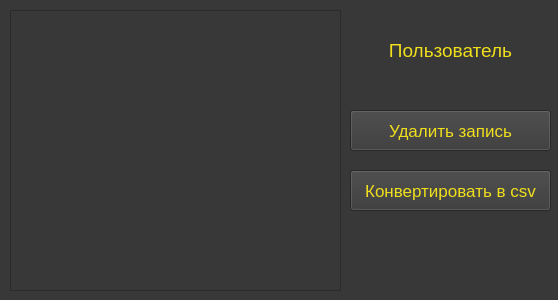
Above: recordings_window.ui from Dzhuks/typing_test before the change. Below: the same form after it.
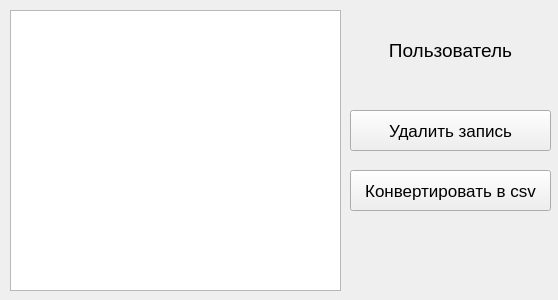
That is the form after the change.

Diff of the .ui file:
```diff
--- a/recordings_window.ui
+++ b/recordings_window.ui
@@ -14,8 +14,7 @@
    <string>Form</string>
   </property>
   <property name="styleSheet">
-   <string notr="true">background-color: rgb(56, 56, 56);
-color: rgb(240, 223, 28);</string>
+   <string notr="true"/>
   </property>
   <widget class="QTableWidget" name="recordings_table">
    <property name="geometry">
```
Left out of the diff: 4 changed lines with no effect on the pictures.
